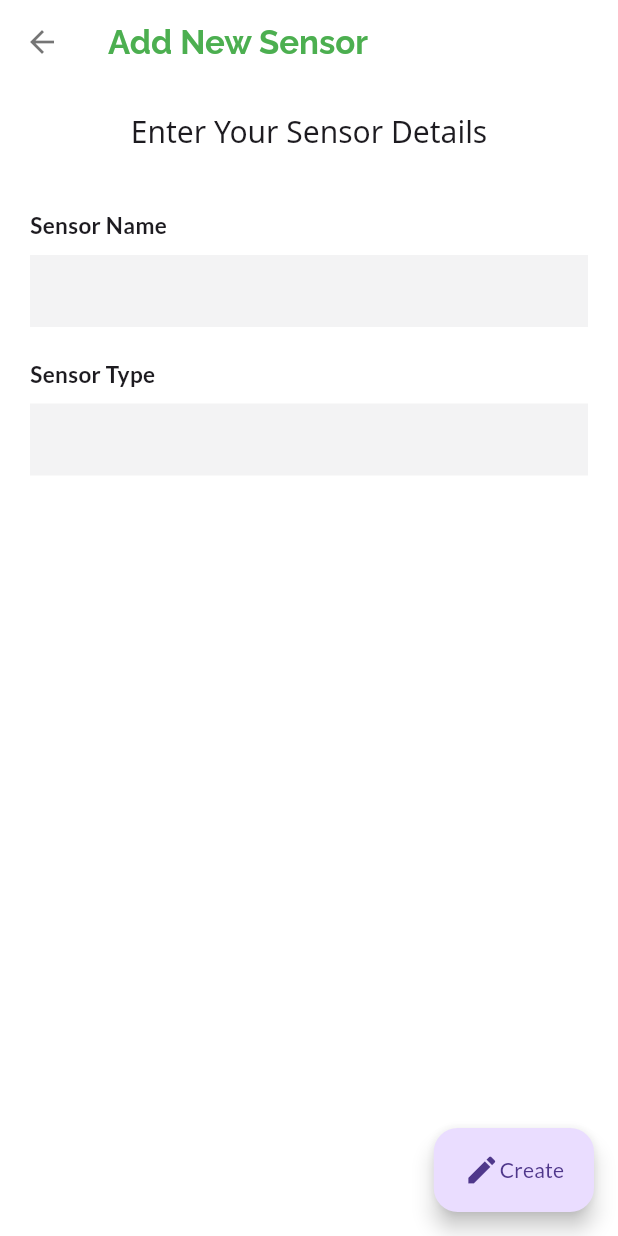
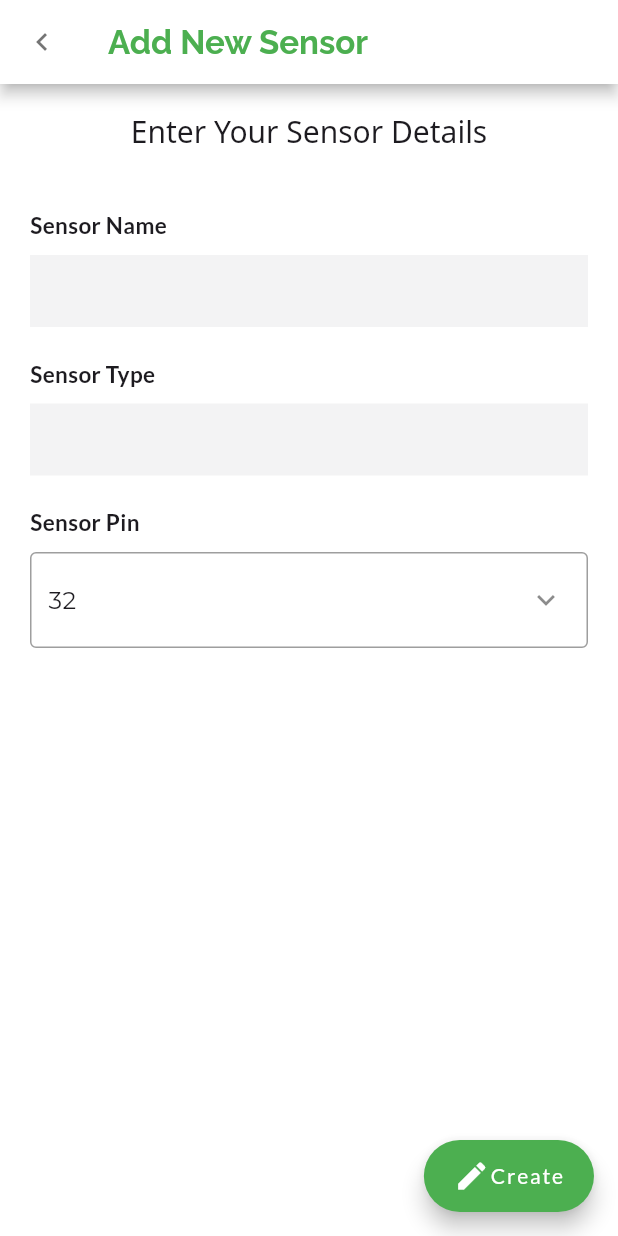
Before and after one commit to Ramiiyan/agri_io_app, a Flutter app: the AddSensor screen opened by its route, on a phone screen of 412 x 824 dp. Run offline on Flutter 3.47's test engine with Material 3 defaults, Android fonts, the phone set to English and light mode, and no system bars; our stand-ins replace flutter_native_splash, google_fonts, socket_io_client; missing offline and left inert: smartsocketapp.

Commit message:
sensorPin implemented

```diff
--- a/lib/Models/sensor_model.dart
+++ b/lib/Models/sensor_model.dart
@@ -2,22 +2,39 @@ class Sensor {
   String? _sensorId;
   String _sensorName;
   String _type;
+  int? _sensorPin;
   double? _sensorValue;
 
-  Sensor(this._sensorId, this._sensorName, this._type, this._sensorValue);
-  Sensor.nonSensorValue(this._sensorId, this._sensorName, this._type);
-  Sensor.nonSensorId(this._sensorName, this._type);
+  Sensor(this._sensorId, this._sensorName, this._type, this._sensorPin,
+      this._sensorValue);
+  // Sensor.withSensorPin(this._sensorId, this._sensorName, this._type, this._sensorValue, this._sensorPin);
+  Sensor.nonSensorValue(
+      this._sensorId, this._sensorName, this._type, this._sensorPin);
+  Sensor.nonSensorId(this._sensorName, this._type, this._sensorPin);
   //Sensor.withoutSensorValue({required this._sensorName, required this._type});
 
   factory Sensor.fromJson(Map<String, dynamic> json) {
-    print("Sensor: json : ${json['type']}");
-    return Sensor(json['sensorId'] as String, json['sensorName'] as String,
-        json['type'] as String, json['sensorValue'] as double);
+    // print("Sensor: json : ${json['type']}");
+    return Sensor(
+        json['sensorId'] as String,
+        json['sensorName'] as String,
+        json['type'] as String,
+        json['sensorPin'] as int,
+        json['sensorValue'] as double);
   }
 
+  // factory Sensor.withSensorPinfromJson(Map<String, dynamic> json) {
+  //   // print("Sensor: json : ${json['type']}");
+  //   return Sensor(json['sensorId'] as String, json['sensorName'] as String,
+  //       json['type'] as String, json['sensorPin' as int]);
+  // }
+
   factory Sensor.nonSensorValuefromJson(Map<String, dynamic> json) {
-    return Sensor.nonSensorValue(json['sensorId'] as String,
-        json['sensorName'] as String, json['type'] as String);
+    return Sensor.nonSensorValue(
+        json['sensorId'] as String,
+        json['sensorName'] as String,
+        json['type'] as String,
+        json['sensorPin'] as int);
   }
   set setSensorId(String sensorId) {
     _sensorId = sensorId;
@@ -43,6 +60,14 @@ class Sensor {
     return _type;
   }
 
+  set setSensorPin(int sensorPin) {
+    _sensorPin = sensorPin;
+  }
+
+  int? get getSensorPin {
+    return _sensorPin;
+  }
+
   set setSensorValue(double sensorValue) {
     _sensorValue = sensorValue;
   }
@@ -55,19 +80,29 @@ class Sensor {
     final Map<String, dynamic> data = <String, dynamic>{};
     data['sensorName'] = _sensorName;
     data['type'] = _type;
+    data['sensorPin'] = _sensorPin;
     return data;
   }
+
+  // Map<String, dynamic> toJsonWithPin() {
+  //   final Map<String, dynamic> data = <String, dynamic>{};
+  //   data['sensorName'] = _sensorName;
+  //   data['type'] = _type;
+  //   data['sensorPin'] = _sensorPin;
+  //   return data;
+  // }
 
   Map<String, dynamic> toJsonWithId() {
     final Map<String, dynamic> data = <String, dynamic>{};
     data['sensorId'] = _sensorId;
     data['sensorName'] = _sensorName;
     data['type'] = _type;
+    data['sensorPin'] = _sensorPin;
     return data;
   }
 
   @override
   String toString() {
-    return '{ "sensorId":"$_sensorId", "sensorName":"$_sensorName", "type":"$_type", "sensorValue":"$_sensorValue" }';
+    return '{ "sensorId":"$_sensorId", "sensorName":"$_sensorName", "type":"$_type", "sensorPin":$_sensorPin, "sensorValue":"$_sensorValue" }';
   }
 }
--- a/lib/Services/HttpService.dart
+++ b/lib/Services/HttpService.dart
@@ -7,9 +7,7 @@ import '../my_global.dart' as global;
 class HttpService {
   String _hostname = global.hostname;
 
-
-
-  late String baseURL = "http://$_hostname:8080";
+  late String baseURL = "http://$_hostname";
   late http.Response httpResponse;
 
   Future<List<Sensor>> fetchSensors() async {
--- a/lib/add_sensor.dart
+++ b/lib/add_sensor.dart
@@ -21,10 +21,18 @@ class AddSensorState extends State<AddSensor> {
   final HttpService httpService = HttpService();
   late String _newSensorName, _newSensorType;
 
+  // List of items in our dropdown menu
+  final List<int> sensorPins = [32, 33, 34, 35, 36, 39];
+  late int selectedSensorPin = 32;
+
   @override
   Widget build(BuildContext context) {
     return Scaffold(
       appBar: AppBar(
+        leading: IconButton(
+          icon: const Icon(Icons.keyboard_arrow_left),
+          onPressed: () => Navigator.of(context).pop(),
+        ),
         title: const Text('Add New Sensor'),
       ),
       body: Container(
@@ -120,6 +128,55 @@ class AddSensorState extends State<AddSensor> {
                                 ],
                               ),
                             ),
+                            Container(
+                              margin: const EdgeInsets.symmetric(vertical: 10),
+                              child: Column(
+                                crossAxisAlignment: CrossAxisAlignment.start,
+                                children: <Widget>[
+                                  const Text(
+                                    "Sensor Pin",
+                                    style: TextStyle(
+                                        fontWeight: FontWeight.bold,
+                                        fontSize: 15),
+                                  ),
+                                  const SizedBox(
+                                    height: 10,
+                                  ),
+                                  Center(
+                                      child: Container(
+                                    alignment: Alignment.topLeft,
+                                    // width: MediaQuery.of(context).size.width,
+                                    child: DropdownMenu<int>(
+                                      // Initial Value
+                                      initialSelection: selectedSensorPin,
+                                      expandedInsets: EdgeInsets.zero,
+                                      // width: MediaQuery.of(context).size.width,
+                                      // Down Arrow Icon
+                                      trailingIcon:
+                                          const Icon(Icons.keyboard_arrow_down),
+                                      menuStyle: const MenuStyle(),
+                                      // enableFilter: true,
+                                      // Array list of items
+                                      dropdownMenuEntries: sensorPins
+                                          .map<DropdownMenuEntry<int>>(
+                                              (int pin) {
+                                        return DropdownMenuEntry<int>(
+                                          value: pin,
+                                          label: pin.toString(),
+                                        );
+                                      }).toList(),
+                                      // After selecting the desired option,it will
+                                      // change button value to selected value
+                                      onSelected: (int? newValue) {
+                                        setState(() {
+                                          selectedSensorPin = newValue!;
+                                        });
+                                      },
+                                    ),
+                                  ))
+                                ],
+                              ),
+                            ),
                           ])),
                     ]),
               ),
@@ -137,8 +194,8 @@ class AddSensorState extends State<AddSensor> {
       ScaffoldMessenger.of(context).showSnackBar(AppWidgets(context)
           .notifySnackBar("Data Processing..", color: Colors.black));
 
-      final res = await httpService
-          .createSensor(Sensor.nonSensorId(_newSensorName, _newSensorType));
+      final res = await httpService.createSensor(Sensor.nonSensorId(
+          _newSensorName, _newSensorType, selectedSensorPin));
 
       final Map<String, dynamic> jsonResponse = jsonDecode(res);
 
--- a/lib/main.dart
+++ b/lib/main.dart
@@ -50,6 +50,8 @@ class MyApp extends StatelessWidget {
 
 ThemeData agrioAppTheme(BuildContext context, bool isDarkTheme) {
   return ThemeData(
+    useMaterial3: false,
+    // colorSchemeSeed: Colors.green,
     primarySwatch: Colors.green,
     primaryColor: Colors.green,
     scaffoldBackgroundColor: isDarkTheme ? Colors.black : Colors.white,
```
Also changed, not shown: lib/sensor_view.dart (+60 -8 lines), 6 other files.
